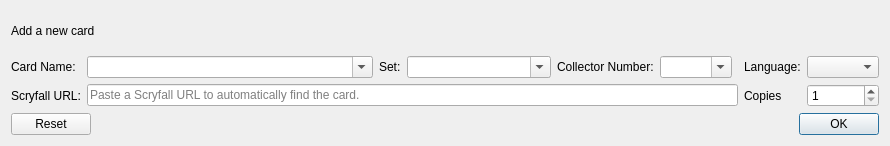
Qt form mtg_proxy_printer/resources/ui/add_card_widget.ui (luziferius/MTGProxyPrinter) before a commit.
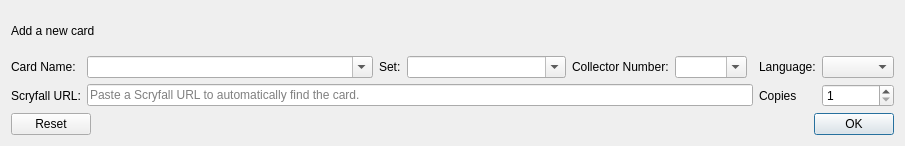
The same form after that commit.

Commit message:
AddCardWidget: Removed logic that prevents overflowing the current page, as that won’t be needed any more. Also set the maximum copies value to 99.
FossilOrigin-Name: 2e77a66a704b2fd12497a4e9e0e7d526c9a1dc79c926c39f0837c5d14a813081

```diff
--- a/mtg_proxy_printer/resources/ui/add_card_widget.ui
+++ b/mtg_proxy_printer/resources/ui/add_card_widget.ui
@@ -6,7 +6,7 @@
    <rect>
     <x>0</x>
     <y>0</y>
-    <width>890</width>
+    <width>905</width>
     <height>146</height>
    </rect>
   </property>
@@ -133,7 +133,7 @@
       <number>1</number>
      </property>
      <property name="maximum">
-      <number>9</number>
+      <number>99</number>
      </property>
     </widget>
    </item>
```
The commit also changes 2 other files.
